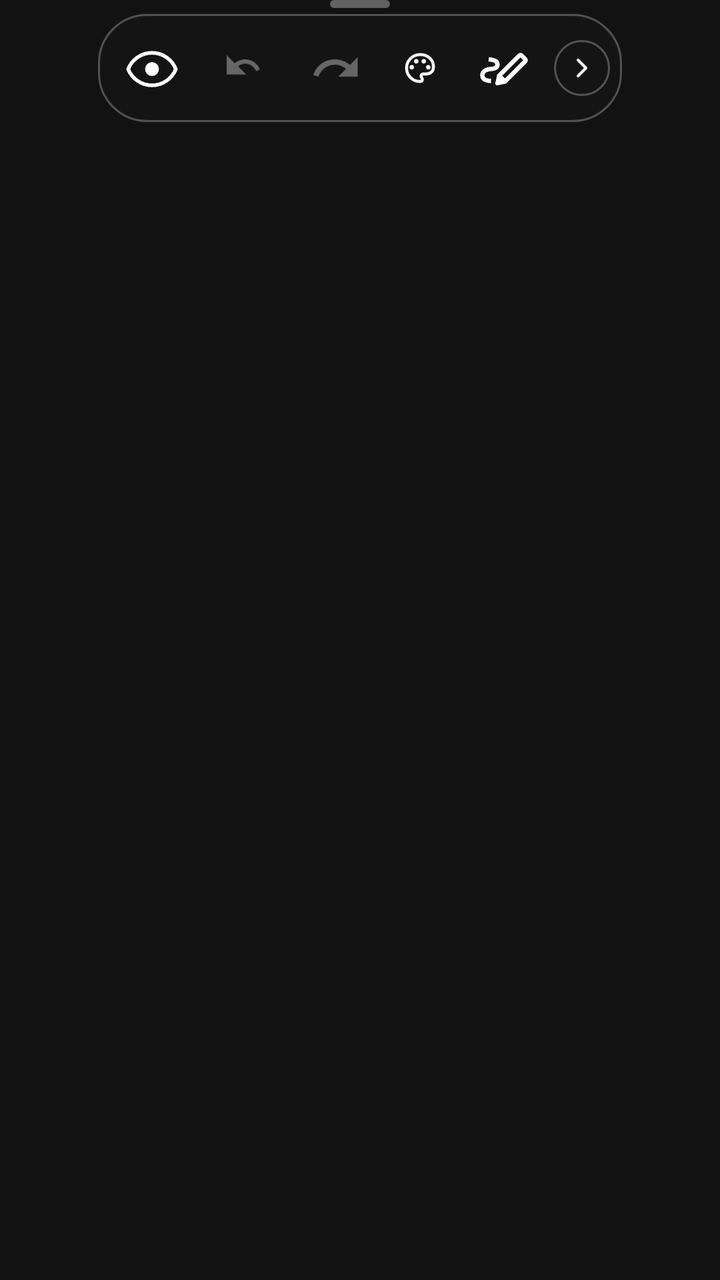
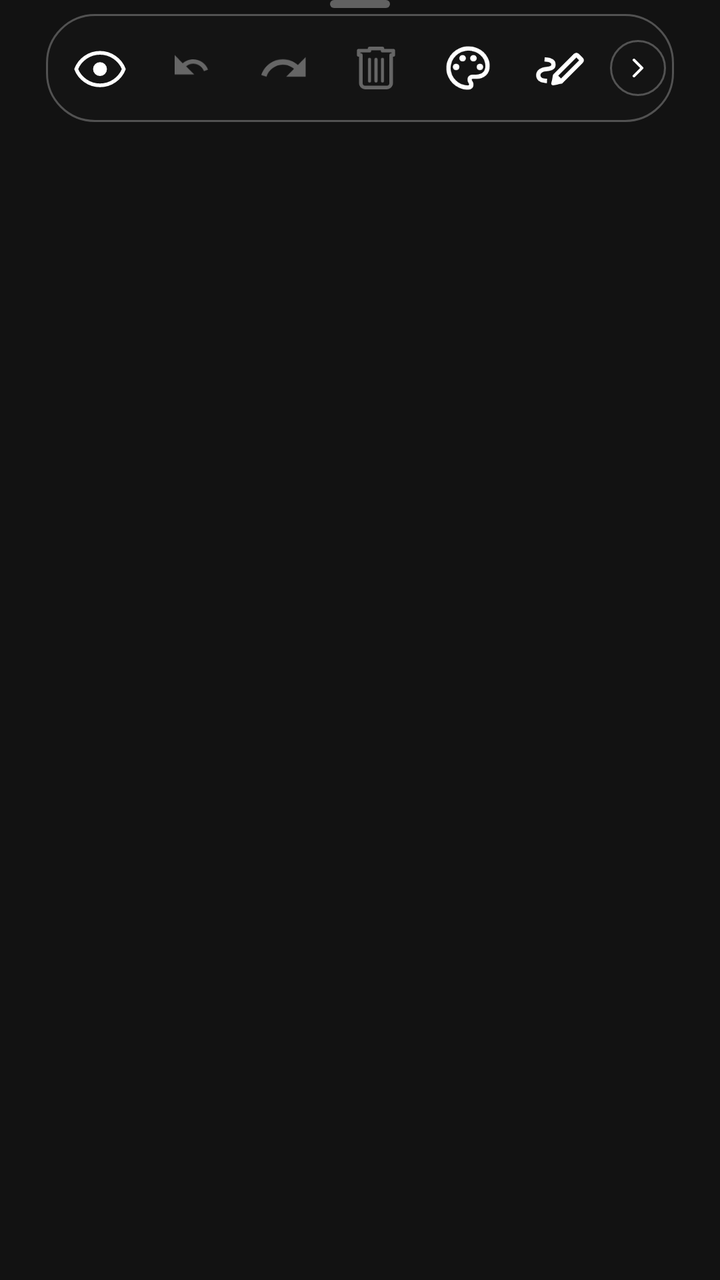

Screens rendered from an Android XML layout before and after an edit, with the pre-edit source and the edit as a unified diff.
<!-- AndroidManifest.xml: application theme Theme.DrawAnywhere -->
<!-- res/layout/overlay_toolbar_horizontal.xml -->
<?xml version="1.0" encoding="utf-8"?>
<LinearLayout
    xmlns:android="http://schemas.android.com/apk/res/android"
    android:layout_width="wrap_content"
    android:layout_height="wrap_content"
    android:orientation="vertical"
    android:gravity="center_horizontal">

    <View
        android:layout_width="30dp"
        android:layout_height="4dp"
        android:background="@drawable/bg_grip_handle"
        android:layout_marginBottom="3dp" />

    <LinearLayout
        android:id="@+id/toolbar_content_row"
        android:layout_width="wrap_content"
        android:layout_height="wrap_content"
        android:orientation="horizontal"
        android:gravity="center_vertical"
        android:background="@drawable/bg_toolbar"
        android:paddingStart="4dp"
        android:paddingEnd="4dp"
        android:paddingTop="4dp"
        android:paddingBottom="4dp"
        android:elevation="8dp">

        <ImageView
            android:id="@+id/btn_hide"
            android:layout_width="46dp"
            android:layout_height="46dp"
            android:padding="10dp"
            android:src="@drawable/ic_eye"
            android:tint="@color/toolbar_icon_default"
            android:scaleType="fitCenter"
            android:background="@android:color/transparent"
            android:clickable="true"
            android:focusable="true"
            android:contentDescription="@string/cd_btn_hide" />

        <ImageView
            android:id="@+id/btn_undo"
            android:layout_width="46dp"
            android:layout_height="46dp"
            android:padding="10dp"
            android:src="@drawable/ic_undo"
            android:tint="@color/toolbar_icon_default"
            android:scaleType="fitCenter"
            android:background="@android:color/transparent"
            android:clickable="true"
            android:focusable="true"
            android:alpha="0.35"
            android:enabled="false"
            android:contentDescription="@string/cd_btn_undo" />

        <ImageView
            android:id="@+id/btn_redo"
            android:layout_width="46dp"
            android:layout_height="46dp"
            android:padding="10dp"
            android:src="@drawable/ic_redo"
            android:tint="@color/toolbar_icon_default"
            android:scaleType="fitCenter"
            android:background="@android:color/transparent"
            android:clickable="true"
            android:focusable="true"
            android:alpha="0.35"
            android:enabled="false"
            android:contentDescription="Redo" />

        
        <ImageView
            android:id="@+id/view_color_dot"
            android:layout_width="28dp"
            android:layout_height="32dp"
            android:layout_marginStart="5dp"
            android:layout_marginEnd="5dp"
            android:padding="5dp"
            android:src="@drawable/ic_palette"
            android:scaleType="fitCenter"
            android:background="@android:color/transparent"
            android:clickable="true"
            android:focusable="true"
            android:contentDescription="@string/cd_color_dot" />

        <ImageView
            android:id="@+id/btn_tools"
            android:layout_width="46dp"
            android:layout_height="46dp"
            android:padding="10dp"
            android:src="@drawable/ic_pen"
            android:tint="@color/toolbar_icon_default"
            android:scaleType="fitCenter"
            android:background="@android:color/transparent"
            android:clickable="true"
            android:focusable="true"
            android:contentDescription="@string/cd_btn_tools" />

        
        <FrameLayout
            android:id="@+id/btn_collapse_arrow_container"
            android:layout_width="28dp"
            android:layout_height="28dp"
            android:layout_marginStart="2dp"
            android:layout_marginEnd="2dp"
            android:background="@drawable/bg_collapse_pill"
            android:clickable="true"
            android:focusable="true">
            <ImageView
                android:id="@+id/btn_collapse_arrow"
                android:layout_width="match_parent"
                android:layout_height="match_parent"
                android:padding="6dp"
                android:src="@drawable/ic_chevron_right"
                android:tint="@color/toolbar_icon_default"
                android:scaleType="fitCenter"
                android:contentDescription="@string/cd_btn_collapse" />
        </FrameLayout>

        <View
            android:id="@+id/toolbar_divider"
            android:layout_width="1dp"
            android:layout_height="26dp"
            android:background="@color/toolbar_divider"
            android:layout_marginStart="2dp"
            android:layout_marginEnd="2dp"
            android:visibility="gone" />

        <HorizontalScrollView
            android:id="@+id/toolbar_scroll_container"
            android:layout_width="wrap_content"
            android:layout_height="wrap_content"
            android:scrollbars="none"
            android:overScrollMode="never"
            android:requiresFadingEdge="horizontal"
            android:fadingEdgeLength="@dimen/toolbar_fading_edge_length"
            android:visibility="gone">

            <LinearLayout
                android:id="@+id/toolbar_scroll_inner"
                android:layout_width="wrap_content"
                android:layout_height="wrap_content"
                android:orientation="horizontal"
                android:gravity="center_vertical">

                <ImageView
                    android:id="@+id/btn_add_image"
                    android:layout_width="46dp"
                    android:layout_height="46dp"
                    android:padding="10dp"
                    android:src="@drawable/ic_image"
                    android:tint="@color/toolbar_icon_default"
                    android:scaleType="fitCenter"
                    android:background="@android:color/transparent"
                    android:clickable="true"
                    android:focusable="true"
                    android:contentDescription="@string/cd_btn_image" />

                <ImageView
                    android:id="@+id/btn_finger"
                    android:layout_width="46dp"
                    android:layout_height="46dp"
                    android:padding="10dp"
                    android:src="@drawable/ic_finger"
                    android:tint="@color/toolbar_icon_default"
                    android:scaleType="fitCenter"
                    android:background="@android:color/transparent"
                    android:clickable="true"
                    android:focusable="true"
                    android:contentDescription="@string/cd_btn_finger" />

                <ImageView
                    android:id="@+id/btn_settings"
                    android:layout_width="46dp"
                    android:layout_height="46dp"
                    android:padding="10dp"
                    android:src="@drawable/ic_settings"
                    android:tint="@color/toolbar_icon_default"
                    android:scaleType="fitCenter"
                    android:background="@android:color/transparent"
                    android:clickable="true"
                    android:focusable="true"
                    android:contentDescription="@string/cd_btn_settings" />

            </LinearLayout>
        </HorizontalScrollView>

    </LinearLayout>

</LinearLayout>
<!-- resources referenced by this layout -->
<resources>
  <color name="toolbar_divider">#44FFFFFF</color>
  <color name="toolbar_icon_default">#FFFFFFFF</color>
  <dimen name="toolbar_fading_edge_length">18dp</dimen>
  <!-- drawable bg_collapse_pill (drawable) -->
  <?xml version="1.0" encoding="utf-8"?>
  <shape xmlns:android="http://schemas.android.com/apk/res/android"
      android:shape="oval">
      <solid android:color="@color/toolbar_bg" />
      <stroke
          android:width="1dp"
          android:color="@color/toolbar_divider" />
  </shape>
  <!-- drawable bg_grip_handle (drawable) -->
  <?xml version="1.0" encoding="utf-8"?>
  <shape xmlns:android="http://schemas.android.com/apk/res/android"
      android:shape="rectangle">
      <solid android:color="#55FFFFFF" />
      <corners android:radius="3dp" />
  </shape>
  <!-- drawable bg_toolbar (drawable) -->
  <?xml version="1.0" encoding="utf-8"?>
  <shape xmlns:android="http://schemas.android.com/apk/res/android"
      android:shape="rectangle">
  
      <solid android:color="@color/toolbar_bg" />
  
      <corners android:radius="24dp" />
  
      <stroke
          android:width="1dp"
          android:color="@color/toolbar_divider" />
  
  </shape>
  <!-- drawable ic_redo (drawable) -->
  <vector xmlns:android="http://schemas.android.com/apk/res/android"
      android:width="24dp" android:height="24dp"
      android:viewportWidth="24" android:viewportHeight="24">
    <path android:fillColor="@android:color/white"
        android:pathData="M18.4,10.6C16.55,8.99 14.15,8 11.5,8c-4.65,0 -8.58,3.03 -9.96,7.22L3.9,16c1.05,-3.19 4.05,-5.5 7.6,-5.5 1.95,0 3.73,0.72 5.12,1.88L13,16h9L22,7l-3.6,3.6z"/>
  </vector>
  <!-- drawable ic_undo (drawable) -->
  <?xml version="1.0" encoding="utf-8"?>
  <vector xmlns:android="http://schemas.android.com/apk/res/android"
      android:width="24dp"
      android:height="24dp"
      android:viewportWidth="24"
      android:viewportHeight="24">
  
      <path
          android:pathData="M12.5,8C10.65,8 8.99,8.7 7.7,9.83L4,6V15H13L9.27,11.27C10.16,10.49 11.28,10 12.5,10C14.77,10 16.72,11.44 17.5,13.45L19.41,12.74C18.29,9.87 15.61,8 12.5,8Z"
          android:fillColor="#FFFFFFFF" />
  
  </vector>
  <string name="cd_btn_collapse">Collapse or expand toolbar</string>
  <string name="cd_btn_finger">Toggle touch pass-through</string>
  <string name="cd_btn_hide">Hide or show canvas</string>
  <string name="cd_btn_image">Add image from gallery</string>
  <string name="cd_btn_settings">Open settings</string>
  <string name="cd_btn_tools">Select drawing tool</string>
  <string name="cd_btn_undo">Undo last stroke</string>
  <string name="cd_color_dot">Current drawing color</string>
  <color name="toolbar_bg">#E8141414</color>
  <color name="colorPrimary">#FFB73A3A</color>
  <color name="colorPrimaryVariant">#FF8B0000</color>
  <color name="colorOnPrimary">#FFFFFFFF</color>
  <color name="colorSecondary">#FF444444</color>
  <color name="colorOnSecondary">#FFFFFFFF</color>
  <color name="colorError">#FFCF6679</color>
  <color name="colorOnError">#FF000000</color>
  <color name="colorSurface">#FF1C1C1C</color>
  <color name="colorOnSurface">#FFFFFFFF</color>
  <color name="colorBackground">#FF121212</color>
  <!-- unchanged entries left out for length: 8 -->
</resources>

<!-- the commit's change to res/layout/overlay_toolbar_horizontal.xml (unified diff, before → after) -->
@@ -70,12 +70,26 @@
 
         
         <ImageView
+            android:id="@+id/btn_clear"
+            android:layout_width="46dp"
+            android:layout_height="46dp"
+            android:padding="10dp"
+            android:src="@drawable/ic_trash"
+            android:tint="@color/toolbar_icon_default"
+            android:scaleType="fitCenter"
+            android:background="@android:color/transparent"
+            android:clickable="true"
+            android:focusable="true"
+            android:alpha="0.35"
+            android:enabled="false"
+            android:contentDescription="@string/cd_btn_clear" />
+
+        
+        <ImageView
             android:id="@+id/view_color_dot"
-            android:layout_width="28dp"
-            android:layout_height="32dp"
-            android:layout_marginStart="5dp"
-            android:layout_marginEnd="5dp"
-            android:padding="5dp"
+            android:layout_width="46dp"
+            android:layout_height="46dp"
+            android:padding="10dp"
             android:src="@drawable/ic_palette"
             android:scaleType="fitCenter"
             android:background="@android:color/transparent"
@@ -95,27 +109,6 @@
             android:clickable="true"
             android:focusable="true"
             android:contentDescription="@string/cd_btn_tools" />
-
-        
-        <FrameLayout
-            android:id="@+id/btn_collapse_arrow_container"
-            android:layout_width="28dp"
-            android:layout_height="28dp"
-            android:layout_marginStart="2dp"
-            android:layout_marginEnd="2dp"
-            android:background="@drawable/bg_collapse_pill"
-            android:clickable="true"
-            android:focusable="true">
-            <ImageView
-                android:id="@+id/btn_collapse_arrow"
-                android:layout_width="match_parent"
-                android:layout_height="match_parent"
-                android:padding="6dp"
-                android:src="@drawable/ic_chevron_right"
-                android:tint="@color/toolbar_icon_default"
-                android:scaleType="fitCenter"
-                android:contentDescription="@string/cd_btn_collapse" />
-        </FrameLayout>
 
         <View
             android:id="@+id/toolbar_divider"
@@ -185,6 +178,26 @@
             </LinearLayout>
         </HorizontalScrollView>
 
+        
+        <FrameLayout
+            android:id="@+id/btn_collapse_arrow_container"
+            android:layout_width="28dp"
+            android:layout_height="28dp"
+            android:layout_marginStart="2dp"
+            android:background="@drawable/bg_collapse_pill"
+            android:clickable="true"
+            android:focusable="true">
+            <ImageView
+                android:id="@+id/btn_collapse_arrow"
+                android:layout_width="match_parent"
+                android:layout_height="match_parent"
+                android:padding="6dp"
+                android:src="@drawable/ic_chevron_right"
+                android:tint="@color/toolbar_icon_default"
+                android:scaleType="fitCenter"
+                android:contentDescription="@string/cd_btn_collapse" />
+        </FrameLayout>
+
     </LinearLayout>
 
 </LinearLayout>
<!-- resource entries referenced after the edit -->
@@ -40,6 +40,32 @@
     <path android:fillColor="@android:color/white"
         android:pathData="M18.4,10.6C16.55,8.99 14.15,8 11.5,8c-4.65,0 -8.58,3.03 -9.96,7.22L3.9,16c1.05,-3.19 4.05,-5.5 7.6,-5.5 1.95,0 3.73,0.72 5.12,1.88L13,16h9L22,7l-3.6,3.6z"/>
   </vector>
+  <!-- drawable ic_trash (drawable) -->
+  <?xml version="1.0" encoding="utf-8"?>
+  <vector xmlns:android="http://schemas.android.com/apk/res/android"
+      android:width="24dp"
+      android:height="24dp"
+      android:viewportWidth="24"
+      android:viewportHeight="24">
+  
+      
+      <path
+          android:pathData="M9,3V4H4V6H5V19C5,20.1 5.9,21 7,21H17C18.1,21 19,20.1 19,19V6H20V4H15V3H9Z"
+          android:fillColor="#00000000"
+          android:strokeColor="#FFFFFFFF"
+          android:strokeWidth="1.6"
+          android:strokeLineCap="round"
+          android:strokeLineJoin="round" />
+  
+      
+      <path
+          android:pathData="M9,8V18M12,8V18M15,8V18"
+          android:fillColor="#00000000"
+          android:strokeColor="#FFFFFFFF"
+          android:strokeWidth="1.4"
+          android:strokeLineCap="round" />
+  
+  </vector>
   <!-- drawable ic_undo (drawable) -->
   <?xml version="1.0" encoding="utf-8"?>
   <vector xmlns:android="http://schemas.android.com/apk/res/android"
@@ -53,6 +79,7 @@
           android:fillColor="#FFFFFFFF" />
   
   </vector>
+  <string name="cd_btn_clear">Clear canvas</string>
   <string name="cd_btn_collapse">Collapse or expand toolbar</string>
   <string name="cd_btn_finger">Toggle touch pass-through</string>
   <string name="cd_btn_hide">Hide or show canvas</string>
